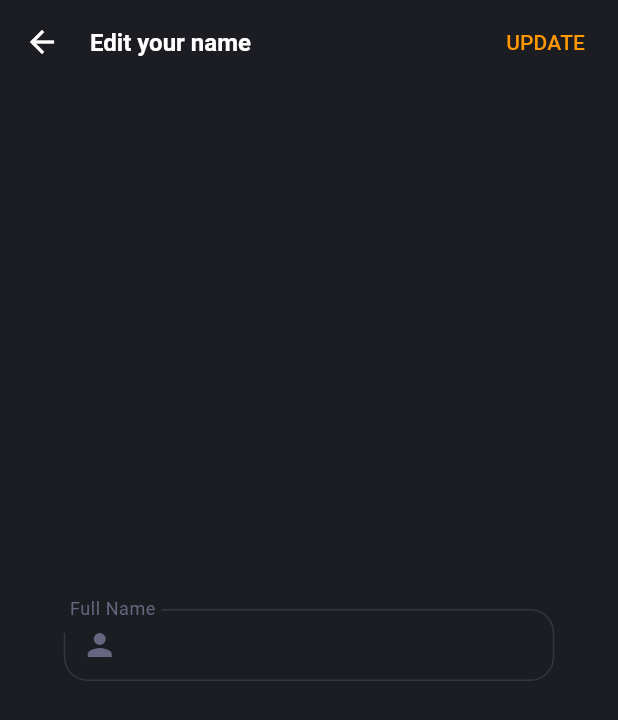
After one commit to AhmedTarek42/Eyewitness-Visualizer, a Flutter app: the EditNameScreen screen opened directly, on a phone screen of 412 x 824 dp. The commit adds this screen. Shown: the top 720 px of the screen. Run offline on Flutter 3.47's test engine with Material 3 defaults, Android fonts, the phone set to English and light mode, and no system bars; our stand-ins replace bloc, cloud_firestore, conditional_builder_null_safety, dio, firebase_auth, firebase_core and 10 more; missing offline and left inert: circular_seek_bar, firebase_app_check, flutter_facebook_auth; accounts and stored records are empty.

Commit message:
Finishing General and profile parts at settings screen

```diff
--- a/lib/main.dart
+++ b/lib/main.dart
@@ -1,4 +1,5 @@
 import 'package:bloc/bloc.dart';
+import 'package:firebase_app_check/firebase_app_check.dart';
 import 'package:firebase_core/firebase_core.dart';
 import 'package:flutter/material.dart';
 import 'package:flutter_bloc/flutter_bloc.dart';
@@ -23,6 +24,9 @@ void main()async {
   WidgetsFlutterBinding.ensureInitialized();
   await Firebase.initializeApp(
     options: DefaultFirebaseOptions.currentPlatform,
+  );
+  await FirebaseAppCheck.instance.activate(
+    androidProvider: AndroidProvider.debug,
   );
   Bloc.observer = MyBlocObserver();
   DioHelper.init();
--- /dev/null
+++ b/lib/modules/eyewitness_visualizer_app/settings_screen/edit_name_screen.dart
@@ -0,0 +1,72 @@
+import 'package:flutter/cupertino.dart';
+import 'package:flutter/material.dart';
+import 'package:flutter_bloc/flutter_bloc.dart';
+
+import '../../../shared/components/custom_text_button.dart';
+import '../../../shared/components/custom_textform_field.dart';
+import '../cubit/cubit.dart';
+import '../cubit/states.dart';
+
+class EditNameScreen extends StatelessWidget {
+  var nameController = TextEditingController();
+  var formKey = GlobalKey<FormState>();
+
+  @override
+  Widget build(BuildContext context) {
+    return BlocConsumer<EyewitnessVisualizerCubit, EyewitnessVisualizerStates>(
+      listener: (context, state) {},
+      builder: (context, state) {
+        var userModel = EyewitnessVisualizerCubit.get(context).userModel;
+        nameController.text = userModel!.name!;
+        return Scaffold(
+          appBar: AppBar(
+            titleSpacing: 4.0,
+            backgroundColor:Color(0xFF1C1C23),
+            leading: IconButton(
+              icon: Icon(
+                Icons.arrow_back,color: Colors.white,),
+              onPressed: (){Navigator.pop(context);},),
+            title: Text(
+              'Edit your name',
+              style: TextStyle(
+                color: Colors.white,
+                fontSize: 16,
+                fontWeight: FontWeight.bold,
+              ),
+            ),
+            actions: [
+              CustomTextButton(onPressed: (){
+                EyewitnessVisualizerCubit.get(context).updateUser(name:nameController.text,phone: userModel?.phone,email: userModel?.email );}, text: 'UPDATE', textColor: Colors.orange),
+              SizedBox(width: 10.0,),
+            ],
+          ),
+          body: Form(
+            key: formKey,
+            child: Center(
+              child: Column(
+                mainAxisAlignment: MainAxisAlignment.center,
+                children: [
+                  CustomTextFormField(
+                    label: 'Full Name',
+                    type: TextInputType.name,
+                    prefix: Icons.person,
+                    controller: nameController,
+                    validate: (value) {
+                      if (value == null || value.isEmpty) {
+                        return 'You must enter your Name';
+                      }
+                      return null;
+                    },
+                    onSubmit: (value) {
+                    },
+                  ),
+
+                ],
+              ),
+            ),
+          ),
+        );
+      },
+    );
+  }
+}
--- a/lib/modules/eyewitness_visualizer_app/settings_screen/settings_screen.dart
+++ b/lib/modules/eyewitness_visualizer_app/settings_screen/settings_screen.dart
@@ -3,9 +3,14 @@ import 'package:flutter/material.dart';
 import 'package:flutter_bloc/flutter_bloc.dart';
 import 'package:graduation_project/modules/eyewitness_visualizer_app/cubit/states.dart';
 import 'package:graduation_project/modules/eyewitness_visualizer_app/login_screen/cubit/states.dart';
+import 'package:graduation_project/modules/eyewitness_visualizer_app/settings_screen/edit_email_screen.dart';
+import 'package:graduation_project/modules/eyewitness_visualizer_app/settings_screen/edit_name_screen.dart';
+import 'package:graduation_project/modules/eyewitness_visualizer_app/settings_screen/edit_phone_screen.dart';
+import 'package:graduation_project/shared/components/navigators.dart';
 
 import '../../../shared/components/sign_google.dart';
 import '../cubit/cubit.dart';
+import 'edit_password_screen.dart';
 
 class SettingsScreen extends StatelessWidget {
   const SettingsScreen({super.key});
@@ -20,6 +25,7 @@ class SettingsScreen extends StatelessWidget {
       },
       builder: (context, state) {
         var userModel = EyewitnessVisualizerCubit.get(context).userModel;
+        var profileImage=EyewitnessVisualizerCubit.get(context).profileImage;
         var screenSize = MediaQuery.of(context).size;
         var isPortrait = screenSize.height > screenSize.width;
 
@@ -28,9 +34,7 @@ class SettingsScreen extends StatelessWidget {
             backgroundColor: const Color(0xFF1C1C23),
             elevation: 0,
             leading: IconButton(
-              onPressed: () {
-                signOut();
-              },
+              onPressed: (){},
               icon: const Icon(
                 Icons.arrow_back_ios_new,
                 color: Color(0xFFA2A2B5),
@@ -56,7 +60,7 @@ class SettingsScreen extends StatelessWidget {
                   const SizedBox(height: 20),
                   CircleAvatar(
                     radius: 36,
-                    backgroundImage: NetworkImage('${userModel?.image}'),
+                    backgroundImage: profileImage==null ? NetworkImage('${userModel?.image}') : FileImage(profileImage) as ImageProvider,
                   ),
                   const SizedBox(height: 8),
                   Text(
@@ -80,15 +84,15 @@ class SettingsScreen extends StatelessWidget {
                   ),
                   const SizedBox(height: 60),
                   buildSectionHeader('General'),
-                  buildSettingsCard(screenSize, isPortrait, 'Profile picture', 'Edit', 'assets/images/FaceID.png', () {}),
-                  buildSettingsCard(screenSize, isPortrait, 'Email', 'Edit', 'assets/images/iCloud.png', () {}),
+                  buildSettingsCard(screenSize, isPortrait, 'Profile picture', 'Edit', 'assets/images/FaceID.png', () {EyewitnessVisualizerCubit.get(context).getProfileImage().then((value) => EyewitnessVisualizerCubit.get(context).uploadProfileImage(name:userModel?.name,phone: userModel?.phone,email: userModel?.email ));}),
+                  buildSettingsCard(screenSize, isPortrait, 'Email', 'Edit', 'assets/images/iCloud.png', ()=>navigateTo(context, EditEmailScreen())),
                   const SizedBox(height: 24),
                   buildSectionHeader('Profile'),
-                  buildSettingsCard(screenSize, isPortrait, 'Full Name', 'Edit', 'assets/images/Sorting.png', () {}),
-                  buildSettingsCard(screenSize, isPortrait, 'Phone', 'Edit', 'assets/images/PhoneCall.png', () {}),
+                  buildSettingsCard(screenSize, isPortrait, 'Full Name', 'Edit', 'assets/images/Sorting.png', () =>navigateTo(context, EditNameScreen())),
+                  buildSettingsCard(screenSize, isPortrait, 'Phone', 'Edit', 'assets/images/PhoneCall.png', () =>navigateTo(context, EditPhoneScreen())),
                   const SizedBox(height: 20),
                   buildSectionHeader('Security'),
-                  buildSettingsCard(screenSize, isPortrait, 'Password', 'Edit', 'assets/images/AppIcon.png', () {}),
+                  buildSettingsCard(screenSize, isPortrait, 'Password', 'Edit', 'assets/images/AppIcon.png', () =>navigateTo(context, EditPasswordScreen())),
                   buildSettingsCard(screenSize, isPortrait, 'Delete your account', 'Permanently', 'assets/images/LightTheme.png', () {}),
                   const SizedBox(height: 60),
                 ],
@@ -155,6 +159,7 @@ class SettingsScreen extends StatelessWidget {
                     fontWeight: FontWeight.w500,
                   ),
                 ),
+                SizedBox(width: 3,),
                 const Icon(
                   Icons.arrow_forward_ios,
                   size: 12,
--- a/pubspec.yaml
+++ b/pubspec.yaml
@@ -63,6 +63,7 @@ dependencies:
   image_picker: ^1.0.8
   image: ^4.1.7
   firebase_storage: ^11.6.5
+  firebase_app_check: ^0.2.1+13
 
 dev_dependencies:
   flutter_test:
```
Also changed, not shown: lib/modules/eyewitness_visualizer_app/cubit/cubit.dart (+22 -13 lines), lib/modules/eyewitness_visualizer_app/settings_screen/edit_email_screen.dart (added, +72 -0 lines), lib/modules/eyewitness_visualizer_app/settings_screen/edit_password_screen.dart (added, +44 -0 lines), lib/modules/eyewitness_visualizer_app/settings_screen/edit_phone_screen.dart (added, +72 -0 lines), pubspec.lock, 1 other file.
